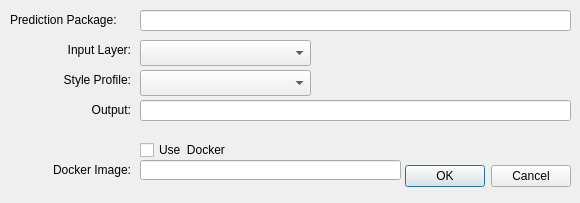
azavea/raster-vision-qgis, file rastervision_qgis/predict_dialog_base.ui: the form before one commit.
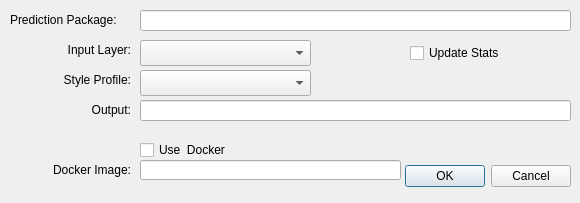
The form after the commit.

Patch:
```diff
--- a/rastervision_qgis/predict_dialog_base.ui
+++ b/rastervision_qgis/predict_dialog_base.ui
@@ -172,6 +172,19 @@
     </rect>
    </property>
   </widget>
+  <widget class="QCheckBox" name="update_stats_checkbox">
+   <property name="geometry">
+    <rect>
+     <x>410</x>
+     <y>40</y>
+     <width>101</width>
+     <height>26</height>
+    </rect>
+   </property>
+   <property name="text">
+    <string>Update Stats</string>
+   </property>
+  </widget>
  </widget>
  <resources/>
  <connections>
```
